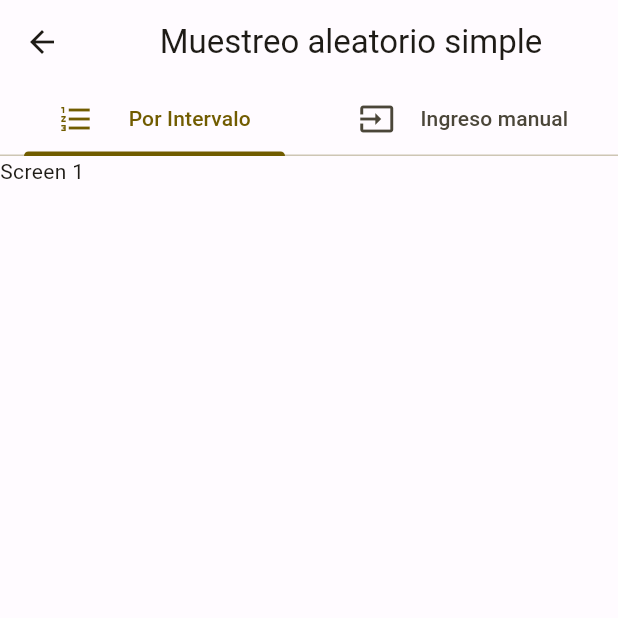
After one commit to DataBase18/Estadistica-II-PF, a Flutter app: the AleatorySampleScreen screen opened by its route, on a phone screen of 412 x 824 dp, the top half of it. The commit adds this screen. Run offline on Flutter 3.47's test engine with Material 3 defaults, Android fonts, the light colour scheme and no system bars; our stand-ins replace lottie; missing offline and left inert: dart:ffi.

Commit message:
Se agrega la screen de estadiscita con muestreo aleatorio simpole

```diff
--- a/lib/GlobalConstants.dart
+++ b/lib/GlobalConstants.dart
@@ -2,4 +2,5 @@
 class GlobalConstants {
   static String homeScreenPath  ="home";
   static String conversionsScreen = "conversionScreen";
+  static String aleatorySampleScreen = "aleatorySampleScreen";
 }
--- a/lib/main.dart
+++ b/lib/main.dart
@@ -22,7 +22,8 @@ class MyApp extends StatelessWidget {
       ),
       routes: {
         GlobalConstants.homeScreenPath: (_) => HomeScreen(),
-        GlobalConstants.conversionsScreen: (_) => ConversionScreen()
+        GlobalConstants.conversionsScreen: (_) => ConversionScreen(),
+        GlobalConstants.aleatorySampleScreen: (_) => AleatorySampleScreen()
       },
       initialRoute: GlobalConstants.homeScreenPath,
     );
--- a/lib/screens/screens.dart
+++ b/lib/screens/screens.dart
@@ -1,4 +1,5 @@
 
 export 'home/ui/HomeScreen.dart';
-export 'statistics/ui/StatisticsScreen.dart';
+export 'statistics/home/ui/StatisticsScreen.dart';
 export 'physical/home/ui/PhysicalScreen.dart';
+export 'statistics/aleatorySample/ui/AleatorySampleScreen.dart';
--- /dev/null
+++ b/lib/screens/statistics/aleatorySample/data/AleatorySampleConstants.dart
@@ -0,0 +1,8 @@
+
+class AleatorySampleConstants {
+
+  static String title = "Muestreo aleatorio simple";
+  static String tabSequenceIntervalTitle = "Por Intervalo";
+  static String tabManualDataTitle = "Ingreso manual";
+
+}
--- /dev/null
+++ b/lib/screens/statistics/aleatorySample/ui/AleatorySampleScreen.dart
@@ -0,0 +1,54 @@
+
+import 'package:fisicapf/screens/statistics/aleatorySample/data/AleatorySampleConstants.dart';
+import 'package:flutter/material.dart';
+
+class AleatorySampleScreen extends StatefulWidget {
+  const AleatorySampleScreen({super.key});
+
+  @override
+  State<AleatorySampleScreen> createState() => _AleatorySampleScreenState();
+}
+
+class _AleatorySampleScreenState extends State<AleatorySampleScreen> {
+  @override
+  Widget build(BuildContext context) {
+    return SafeArea(
+      child: DefaultTabController(
+        length: 2,
+        child: Scaffold(
+          appBar: AppBar(
+            bottom:  TabBar(
+              tabs: [
+                Tab(
+                  child: Row(
+                    mainAxisAlignment: MainAxisAlignment.spaceEvenly,
+                    children: [
+                      const Icon(Icons.format_list_numbered),
+                      Text(AleatorySampleConstants.tabSequenceIntervalTitle),
+                    ],
+                  ),
+                ),
+                Tab(
+                  child: Row(
+                    mainAxisAlignment: MainAxisAlignment.spaceEvenly,
+                    children: [
+                      const Icon(Icons.input),
+                      Text(AleatorySampleConstants.tabManualDataTitle),
+                    ],
+                  ),
+                )
+              ],
+            ),
+            title: Center(child: Text(AleatorySampleConstants.title)),
+          ),
+          body: const TabBarView(
+            children: [
+              Text("Screen 1"),
+              Text("Screen 2"),
+            ],
+          )
+        ),
+      ),
+    );
+  }
+}
--- /dev/null
+++ b/lib/screens/statistics/home/ui/StatisticsState.dart
@@ -0,0 +1,4 @@
+
+class StatisticsState {
+
+}
--- /dev/null
+++ b/lib/screens/statistics/home/ui/StatisticsViewModel.dart
@@ -0,0 +1,6 @@
+
+import 'package:fisicapf/mvvm/viewModel.dart';
+
+class StatisticsViewModel extends EventViewModel {
+
+}
```
Also changed, not shown: lib/screens/statistics/home/data/StatisticsConstants.dart (added, +9 -0 lines), lib/screens/statistics/home/ui/StatisticsScreen.dart (added, +73 -0 lines), lib/screens/statistics/ui/StatisticsScreen.dart (deleted, +0 -16 lines), lib/screens/statistics/home/ui/StatisticsEvent.dart (added).
